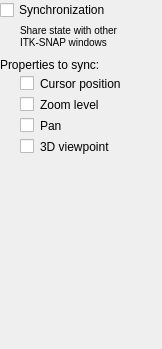
Old version of the form GUI/Qt/Components/SynchronizationInspector.ui in the repository pyushkevich/itksnap.
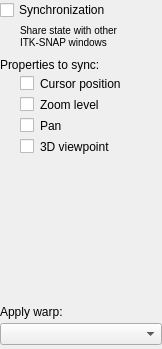
New version of the form.

Commit message: Fixed a bug and enabled warp-based synchronization

```diff
--- a/GUI/Qt/Components/SynchronizationInspector.ui
+++ b/GUI/Qt/Components/SynchronizationInspector.ui
@@ -177,6 +177,37 @@
      </layout>
     </widget>
    </item>
+   <item>
+    <widget class="QLabel" name="label_4">
+     <property name="text">
+      <string>Apply warp:</string>
+     </property>
+    </widget>
+   </item>
+   <item>
+    <widget class="QWidget" name="widget" native="true">
+     <layout class="QVBoxLayout" name="verticalLayout_3">
+      <property name="spacing">
+       <number>0</number>
+      </property>
+      <property name="leftMargin">
+       <number>0</number>
+      </property>
+      <property name="topMargin">
+       <number>0</number>
+      </property>
+      <property name="rightMargin">
+       <number>0</number>
+      </property>
+      <property name="bottomMargin">
+       <number>0</number>
+      </property>
+      <item>
+       <widget class="QComboBox" name="inWarpLayer"/>
+      </item>
+     </layout>
+    </widget>
+   </item>
    <item>
     <widget class="QWidget" name="panelChannel" native="true">
      <layout class="QHBoxLayout" name="horizontalLayout_2">
```
The commit also changes 4 other files.
